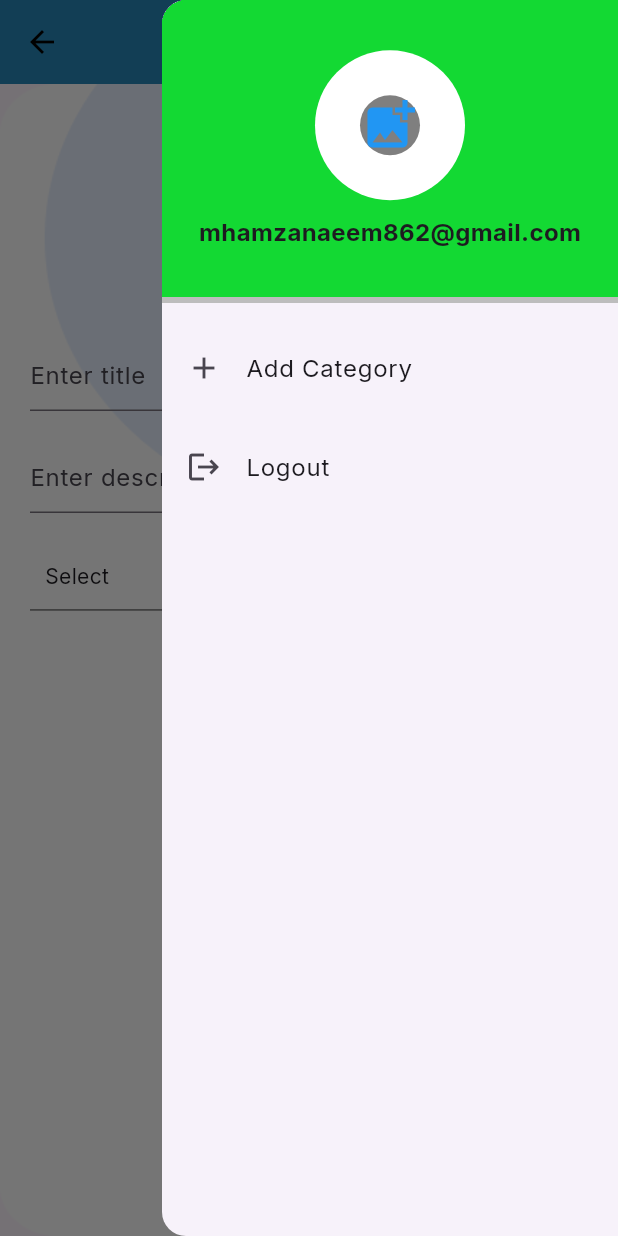
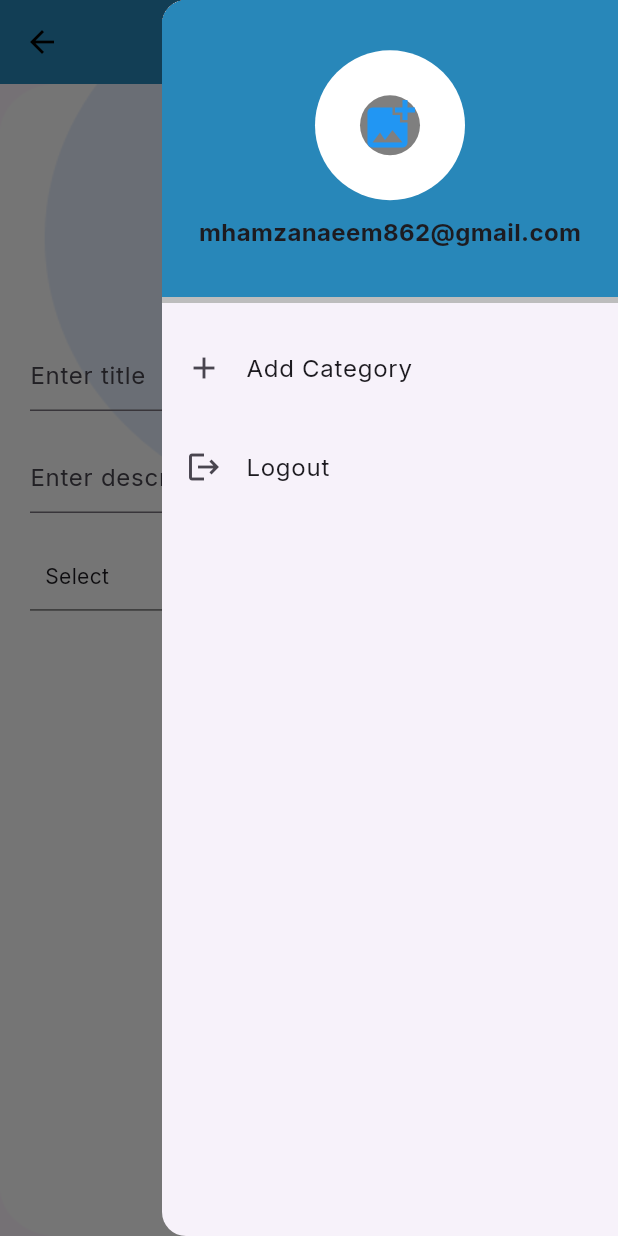
Before and after one commit to Hamza862-Naeem/Topic_App, a Flutter app: the RegisteredTopics screen opened by its route, with the side drawer open, on a phone screen of 412 x 824 dp. Run offline on Flutter 3.47's test engine with Material 3 defaults, Android fonts, the phone set to English and light mode, and no system bars; drawn by our look-alikes of multi_select_flutter; our stand-ins replace cloud_firestore, connectivity_plus, firebase_auth, firebase_core, firebase_crashlytics, firebase_storage and 9 more; missing offline and left inert: dart:ffi, stylish_dialog; accounts and stored records are empty.

Commit message:
first commit

```diff
--- a/topic_app/lib/views/dashboard/add_categories.dart
+++ b/topic_app/lib/views/dashboard/add_categories.dart
@@ -3,7 +3,7 @@ import 'package:flutter_riverpod/flutter_riverpod.dart';
 import '../../repository/main_repository.dart';
 
 
-
+final categoryRepositoryProvider = Provider.autoDispose<CategoryRepository>((ref) => CategoryRepository());
 class AddCategory extends ConsumerWidget {
   const AddCategory({Key? key}) : super(key: key);
 
--- a/topic_app/lib/views/dashboard/dashboard_screen.dart
+++ b/topic_app/lib/views/dashboard/dashboard_screen.dart
@@ -1,6 +1,8 @@
 import 'package:flutter/material.dart';
 
 import '../../routes/app_routes.dart';
+
+
 
 class DashBoardScreen extends StatelessWidget {
   const DashBoardScreen({Key? key}) : super(key: key);
@@ -14,6 +16,8 @@ class DashBoardScreen extends StatelessWidget {
       body: Center(
         child: Text('Dashboard'),
       ),
+
+
       floatingActionButton: FloatingActionButton(
         onPressed: () {
 
--- a/topic_app/lib/views/dashboard/my_drawer_header.dart
+++ b/topic_app/lib/views/dashboard/my_drawer_header.dart
@@ -5,9 +5,11 @@ import 'package:flutter/material.dart';
 import 'package:flutter_riverpod/flutter_riverpod.dart';
 import 'package:image_picker/image_picker.dart';
 import 'package:topic_app/repository/main_repository.dart';
-
 import '../../app_constants/color_constants.dart';
 import 'add_categories.dart';
+
+
+
 
 class MyDrawerHeader extends ConsumerStatefulWidget {
   final void Function(File) updateDrawerImage;
@@ -27,7 +29,7 @@ class _MyDrawerHeaderState extends ConsumerState<MyDrawerHeader> {
     return Column(
       children: [
         Container(
-          color: AppColors().greenColor,
+          color: AppColors().secondaryColor,
           width: double.infinity,
           height: 200,
           child: Column(
--- a/topic_app/lib/views/dashboard/registered_topics.dart
+++ b/topic_app/lib/views/dashboard/registered_topics.dart
@@ -28,7 +28,7 @@ class RegisteredTopics extends ConsumerStatefulWidget {
 
   @override
   RegisteredTopicsState createState() => RegisteredTopicsState();
-  // Implement the updateDrawerImage function
+
   void updateDrawerImage(File image) {
   }
 }
```
Also changed, not shown: topic_app/lib/repository/main_repository.dart (+8 -13 lines), 1 other file.
